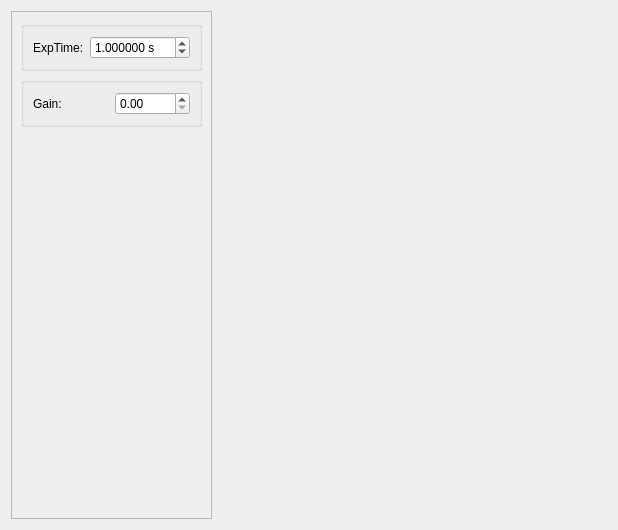
Old version of the form pyobs_gui/qt/videowidget.ui in the repository pyobs/pyobs-gui.
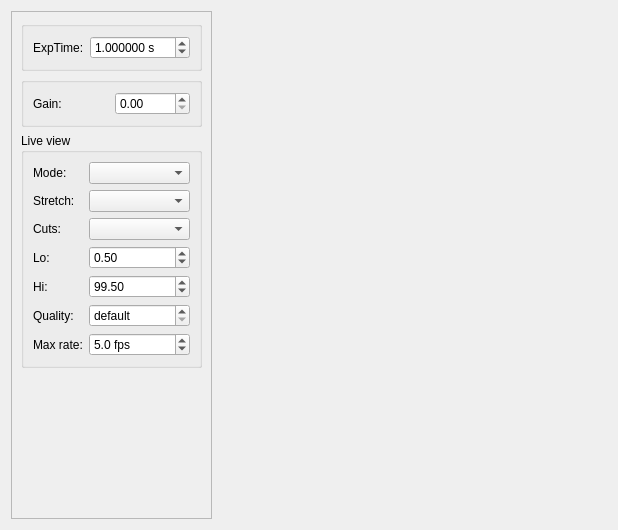
New version of the form.

Commit message:
Live view: choose MJPEG (server stretch) or raw stream (client stretch)
Per-camera mode with stretch, cuts, lo/hi, quality and max rate controls, stream
parsers in livestream.py, fit-to-view downsampling, client-side stretch in a
worker thread for the raw stream. Requires pyobs-core>=2.13.4.

Refs #182

The edit to the form file:
```diff
--- a/pyobs_gui/qt/videowidget.ui
+++ b/pyobs_gui/qt/videowidget.ui
@@ -74,6 +74,143 @@
         </layout>
        </widget>
       </item>
+      <item>
+       <widget class="QGroupBox" name="groupLiveView">
+        <property name="title">
+         <string>Live view</string>
+        </property>
+        <layout class="QFormLayout" name="formLayoutLiveView">
+         <item row="0" column="0">
+          <widget class="QLabel" name="labelMode">
+           <property name="text">
+            <string>Mode:</string>
+           </property>
+          </widget>
+         </item>
+         <item row="0" column="1">
+          <widget class="QComboBox" name="comboMode"/>
+         </item>
+         <item row="1" column="0">
+          <widget class="QLabel" name="labelStretch">
+           <property name="text">
+            <string>Stretch:</string>
+           </property>
+          </widget>
+         </item>
+         <item row="1" column="1">
+          <widget class="QComboBox" name="comboStretch"/>
+         </item>
+         <item row="2" column="0">
+          <widget class="QLabel" name="labelCuts">
+           <property name="text">
+            <string>Cuts:</string>
+           </property>
+          </widget>
+         </item>
+         <item row="2" column="1">
+          <widget class="QComboBox" name="comboCuts"/>
+         </item>
+         <item row="3" column="0">
+          <widget class="QLabel" name="labelLo">
+           <property name="text">
+            <string>Lo:</string>
+           </property>
+          </widget>
+         </item>
+         <item row="3" column="1">
+          <widget class="QDoubleSpinBox" name="spinLo">
+           <property name="decimals">
+            <number>2</number>
+           </property>
+           <property name="minimum">
+            <double>-1000000000.000000000000000</double>
+           </property>
+           <property name="maximum">
+            <double>1000000000.000000000000000</double>
+           </property>
+           <property name="value">
+            <double>0.500000000000000</double>
+           </property>
+          </widget>
+         </item>
+         <item row="4" column="0">
+          <widget class="QLabel" name="labelHi">
+           <property name="text">
+            <string>Hi:</string>
+           </property>
+          </widget>
+         </item>
+         <item row="4" column="1">
+          <widget class="QDoubleSpinBox" name="spinHi">
+           <property name="decimals">
+            <number>2</number>
+           </property>
+           <property name="minimum">
+            <double>-1000000000.000000000000000</double>
+           </property>
+           <property name="maximum">
+            <double>1000000000.000000000000000</double>
+           </property>
+           <property name="value">
+            <double>99.500000000000000</double>
+           </property>
+          </widget>
+         </item>
+         <item row="5" column="0">
+          <widget class="QLabel" name="labelQuality">
+           <property name="text">
+            <string>Quality:</string>
+           </property>
+          </widget>
+         </item>
+         <item row="5" column="1">
+          <widget class="QSpinBox" name="spinQuality">
+           <property name="specialValueText">
+            <string>default</string>
+           </property>
+           <property name="minimum">
+            <number>0</number>
+           </property>
+           <property name="maximum">
+            <number>95</number>
+           </property>
+           <property name="value">
+            <number>0</number>
+           </property>
+          </widget>
+         </item>
+         <item row="6" column="0">
+          <widget class="QLabel" name="labelMaxRate">
+           <property name="text">
+            <string>Max rate:</string>
+           </property>
+          </widget>
+         </item>
+         <item row="6" column="1">
+          <widget class="QDoubleSpinBox" name="spinMaxRate">
+           <property name="specialValueText">
+            <string>unlimited</string>
+           </property>
+           <property name="suffix">
+            <string> fps</string>
+           </property>
+           <property name="decimals">
+            <number>1</number>
+           </property>
+           <property name="minimum">
+            <double>0.000000000000000</double>
+           </property>
+           <property name="maximum">
+            <double>60.000000000000000</double>
+           </property>
+           <property name="value">
+            <double>5.000000000000000</double>
+           </property>
+          </widget>
+         </item>
+        </layout>
+       </widget>
+      </item>
       <item>
        <spacer name="verticalSpacer">
         <property name="orientation">
```
The commit also changes 9 other files.
